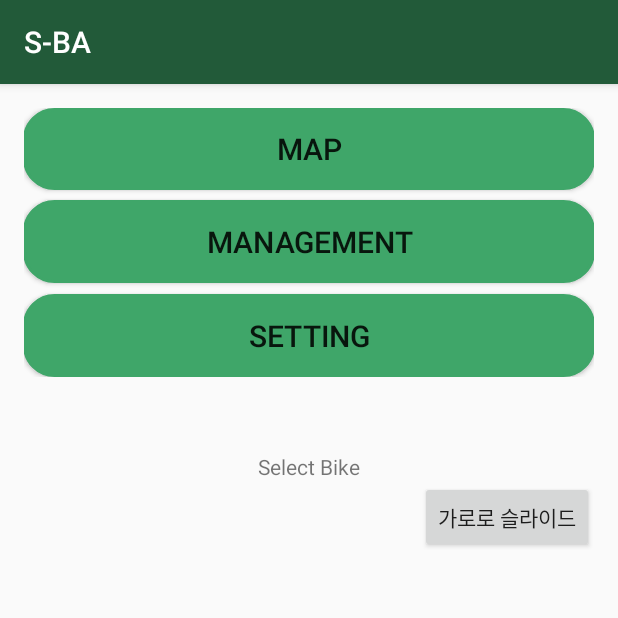
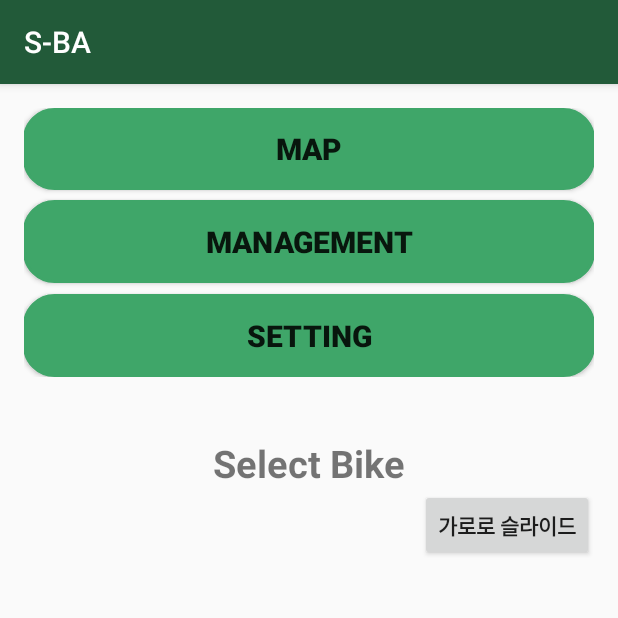
Before and after one commit to safe-bicycle-assistant/s-ba, an Android app: the screen it shows after launch (MainActivity), on a phone screen of 412 x 824 dp, the top half of it. Run offline under Robolectric (Android 15) with nearby library versions, the light colour scheme and no system bars.

Commit message:
modify_xml_design

```diff
--- a/mobile/app/src/main/res/layout/activity_main.xml
+++ b/mobile/app/src/main/res/layout/activity_main.xml
@@ -28,7 +28,8 @@
             android:layout_weight="1"
             android:background="@drawable/button_pattern"
             android:text="MAP"
-            android:textSize="20dp" />
+            android:textSize="20dp"
+            android:textStyle="bold"/>
 
         <Space
             android:layout_width="match_parent"
@@ -42,7 +43,8 @@
             android:layout_weight="1"
             android:background="@drawable/button_pattern"
             android:text="MANAGEMENT"
-            android:textSize="20dp" />
+            android:textSize="20dp"
+            android:textStyle="bold"/>
 
         <Space
             android:layout_width="match_parent"
@@ -57,32 +59,36 @@
             android:background="@drawable/button_pattern"
             android:onClick="navigateToSetActivity"
             android:text="SETTING"
-            android:textSize="20dp" />
+            android:textSize="20dp"
+            android:textStyle="bold"/>
     </LinearLayout>
 
     <Space
         android:layout_width="match_parent"
-        android:layout_height="50dp" />
+        android:layout_height="40dp" />
 
     <TextView
         android:id="@+id/selectText"
         android:layout_gravity="center"
         android:layout_width="wrap_content"
         android:layout_height="wrap_content"
-        android:text="Select Bike" />
+        android:text="Select Bike"
+        android:textSize="25dp"
+        android:textStyle="bold"/>
 
     <Button
         android:id="@+id/btnToggle"
         android:layout_width="wrap_content"
         android:layout_height="wrap_content"
         android:layout_gravity="right"
-        android:text="가로로 슬라이드" />
+        android:text="가로로 슬라이드"
+        android:textStyle="bold"/>
 
     <androidx.viewpager2.widget.ViewPager2
         android:id="@+id/pager"
-        android:layout_gravity="center"
-        android:layout_width="437dp"
-        android:layout_height="419dp">
+        android:layout_width="435dp"
+        android:layout_height="377dp"
+        android:layout_gravity="center">
 
     </androidx.viewpager2.widget.ViewPager2>
 
--- a/mobile/app/src/main/res/layout/activity_set.xml
+++ b/mobile/app/src/main/res/layout/activity_set.xml
@@ -11,6 +11,7 @@
         android:layout_height="53dp"
         android:text="Register"
         android:textSize="20dp"
+        android:textStyle="bold"
         android:background="@drawable/button_pattern"
         app:layout_constraintBottom_toBottomOf="parent"
         app:layout_constraintEnd_toEndOf="parent"
```
Also changed, not shown: mobile/app/src/main/res/layout/viewpager_childview.xml (+13 -5 lines).
